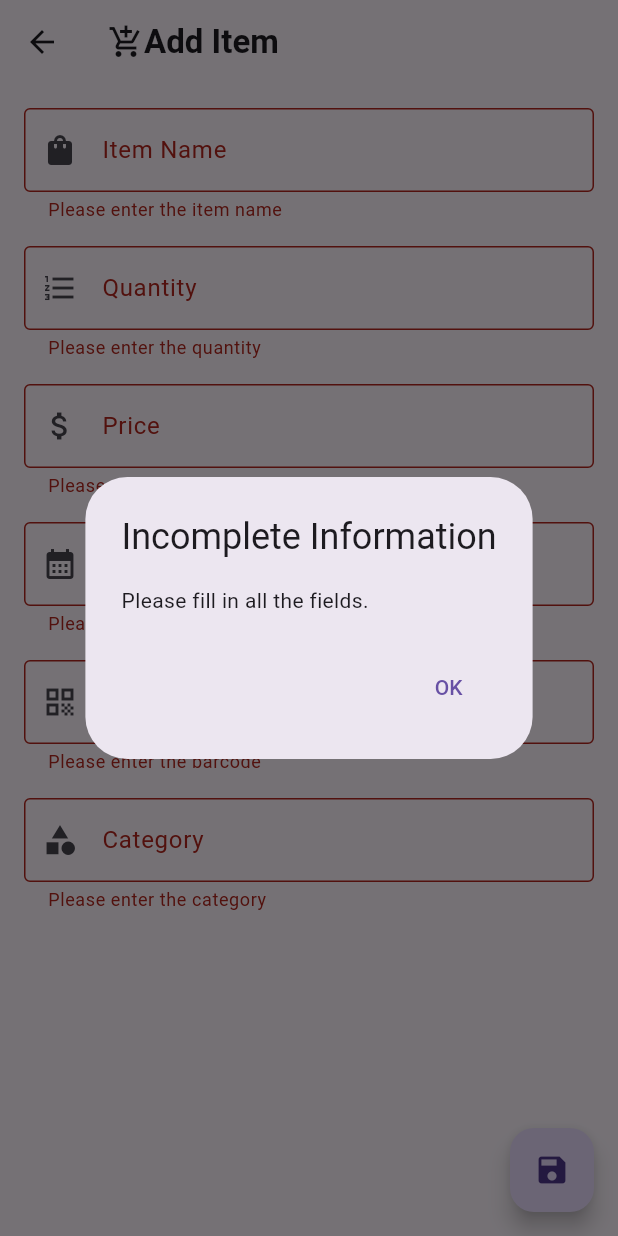
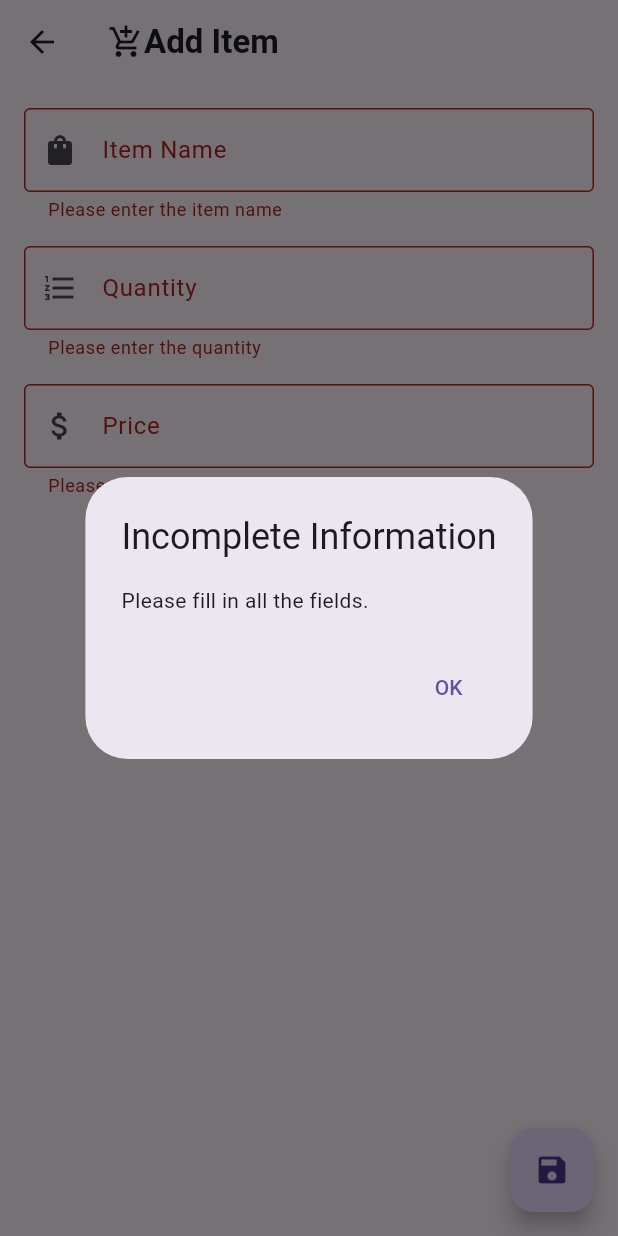
Before and after one commit to HarleyGotardo/SquareMind, a Flutter app: the AddItemPage screen opened directly with empty values, after a tap on the "save" icon, on a phone screen of 412 x 824 dp. Run offline on Flutter 3.47's test engine with Material 3 defaults, Android fonts, the phone set to English and light mode, and no system bars; our stand-ins replace shared_preferences, sqflite; accounts and stored records are empty.

Commit message:
Removed the expiry date, barcode, category information in item database. To make the app much simpler.

```diff
--- a/lib/screens/add_item.dart
+++ b/lib/screens/add_item.dart
@@ -97,63 +97,9 @@ class _AddItemPageState extends State<AddItemPage> {
                 },
               ),
               const SizedBox(height: 16.0),
-              TextFormField(
-                controller: _date,
-                decoration: const InputDecoration(
-                  labelText: 'Expiry Date',
-                  border: OutlineInputBorder(),
-                  prefixIcon: Icon(Icons.calendar_month),
-                ),
-                onTap: () async {
-                  DateTime? pickedDate = await showDatePicker(
-                    context: context,
-                    initialDate: DateTime.now(),
-                    firstDate: DateTime(2000),
-                    lastDate: DateTime(2101),
-                  );
-                  if (pickedDate != null) {
-                    setState(() {
-                      _date.text = DateFormat('yyyy-MM-dd').format(pickedDate);
-                    });
-                  }
-                },
-                validator: (value) {
-                  if (value == null || value.isEmpty) {
-                    return 'Please enter the expiry date';
-                  }
-                  return null;
-                },
-              ),
+
                       const SizedBox(height: 16.0),
-              TextFormField(
-                decoration: const InputDecoration(
-                  labelText: 'Barcode',
-                  border: OutlineInputBorder(),
-                  prefixIcon: Icon(Icons.qr_code),
-                ),
-                onSaved: (value) => _item['barCode'] = value,
-                validator: (value) {
-                  if (value == null || value.isEmpty) {
-                    return 'Please enter the barcode';
-                  }
-                  return null;
-                },
-              ),
               const SizedBox(height: 16.0),
-              TextFormField(
-                decoration: const InputDecoration(
-                  labelText: 'Category',
-                  border: OutlineInputBorder(),
-                  prefixIcon: Icon(Icons.category),
-                ),
-                onSaved: (value) => _item['category'] = value,
-                validator: (value) {
-                  if (value == null || value.isEmpty) {
-                    return 'Please enter the category';
-                  }
-                  return null;
-                },
-              ),
               // Add more TextFormFields for the other item fields...
             ],
           ),
--- a/lib/screens/dashboard.dart
+++ b/lib/screens/dashboard.dart
@@ -64,7 +64,7 @@ class _DashboardPageState extends State<DashboardPage> {
                             child: Column(
                               mainAxisAlignment: MainAxisAlignment.center,
                               children: [
-                                Text('Total Sales', textAlign: TextAlign.center,style: TextStyle(fontSize: 20, fontWeight: FontWeight.bold)),
+                                Text('Total Sales Today', textAlign: TextAlign.center,style: TextStyle(fontSize: 20, fontWeight: FontWeight.bold)),
                                 Text(DateFormat('yyyy-MM-dd').format(DateTime.now()), style: TextStyle(fontSize: 16)),
                                 Text('P ${snapshot.data}', style: TextStyle(fontSize: 30)),
                               ],
--- a/lib/services/item_database_helper.dart
+++ b/lib/services/item_database_helper.dart
@@ -22,9 +22,6 @@ class ItemDatabaseHelper {
         itemName TEXT,
         quantity TEXT,
         price INT,
-        expiryDate TEXT,
-        barcode TEXT,
-        category TEXT
       )
     ''');
   }
```
Also changed, not shown: lib/screens/edit_item.dart (+1 -45 lines), lib/screens/inventory_management.dart (+22 -6 lines), lib/screens/sales_record.dart (deleted, +0 -141 lines).
